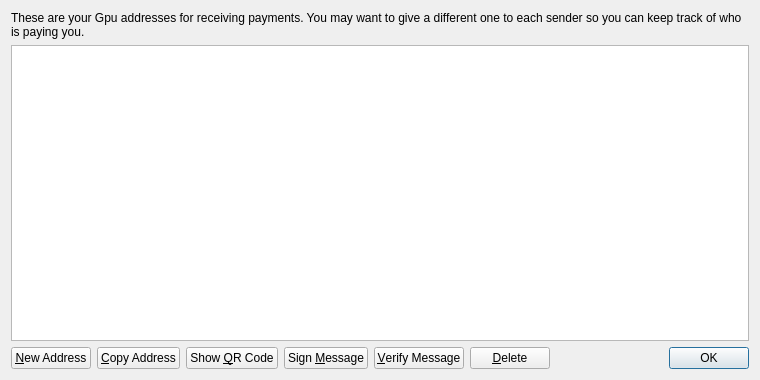
This is src/qt/forms/addressbookpage.ui in white92d15b7/GPU-Coin as Qt 5 draws it before an edit. The edited form follows.
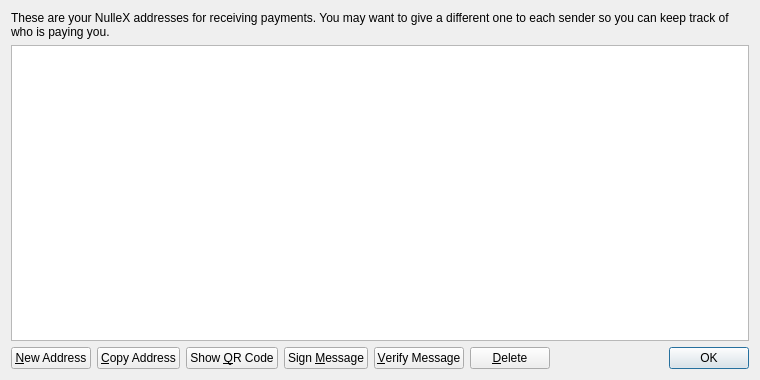
This is the edited form. Icons and pictures are not drawn.

What changed in the file:
```diff
--- a/src/qt/forms/addressbookpage.ui
+++ b/src/qt/forms/addressbookpage.ui
@@ -20,7 +20,7 @@
    <item>
     <widget class="QLabel" name="labelExplanation">
      <property name="text">
-      <string>These are your Gpu addresses for receiving payments. You may want to give a different one to each sender so you can keep track of who is paying you.</string>
+      <string>These are your NulleX addresses for receiving payments. You may want to give a different one to each sender so you can keep track of who is paying you.</string>
      </property>
      <property name="textFormat">
       <enum>Qt::PlainText</enum>
```
Left out of the diff: 4 changed lines with no effect on the pictures.
